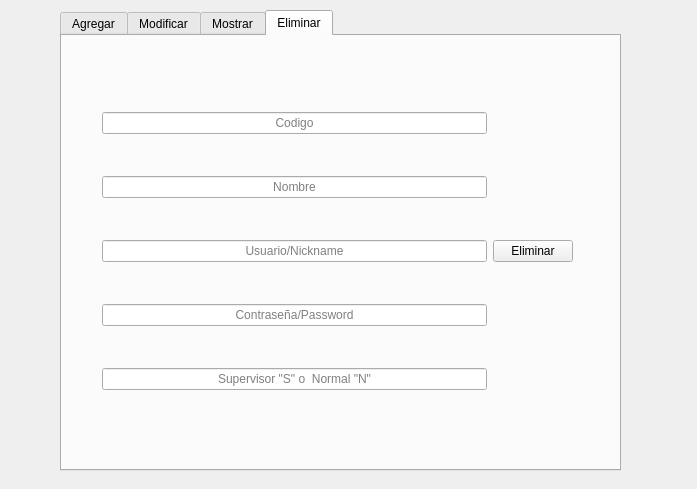
Old version of the form menuhoteles2.ui in the repository mickambar19/AgenciaDViajes.
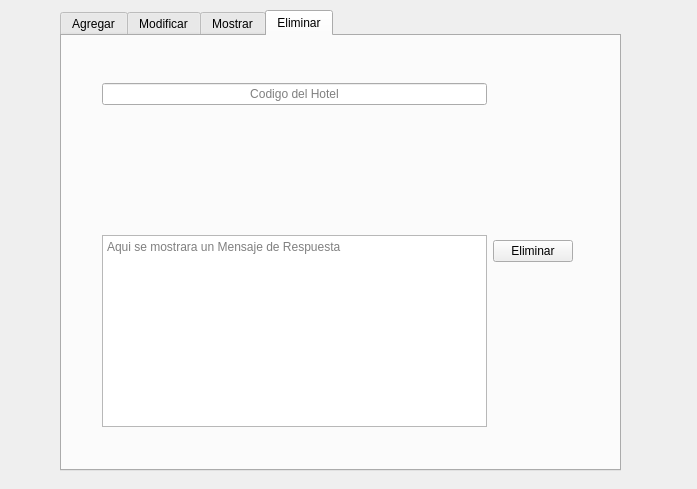
New version of the form. The open tabs and pages were chosen to show the change.

Commit message: Ya quedaron las operaciones de Eliminar, Mostrar, Buscar y Agregar un nuevo Hotel

Diff of the .ui file:
```diff
--- a/menuhoteles2.ui
+++ b/menuhoteles2.ui
@@ -242,14 +242,11 @@
       <item>
        <layout class="QVBoxLayout" name="verticalLayout_5">
         <item>
-         <widget class="QLineEdit" name="inputCodigoEmpleadoEliminar">
-          <property name="alignment">
-           <set>Qt::AlignCenter</set>
+         <spacer name="verticalSpacer_2">
+          <property name="orientation">
+           <enum>Qt::Vertical</enum>
           </property>
-          <property name="placeholderText">
-           <string>Codigo</string>
-          </property>
-         </widget>
+         </spacer>
         </item>
         <item>
          <widget class="QLineEdit" name="inputNombreEmpleadoEliminar">
@@ -257,37 +254,27 @@
            <set>Qt::AlignCenter</set>
           </property>
           <property name="placeholderText">
-           <string>Nombre</string>
+           <string>Codigo del Hotel</string>
           </property>
          </widget>
         </item>
         <item>
-         <widget class="QLineEdit" name="inputUsuarioEmpleadoEliminar">
-          <property name="alignment">
-           <set>Qt::AlignCenter</set>
+         <spacer name="verticalSpacer">
+          <property name="orientation">
+           <enum>Qt::Vertical</enum>
           </property>
-          <property name="placeholderText">
-           <string>Usuario/Nickname</string>
+          <property name="sizeHint" stdset="0">
+           <size>
+            <width>20</width>
+            <height>40</height>
+           </size>
           </property>
-         </widget>
+         </spacer>
         </item>
         <item>
-         <widget class="QLineEdit" name="inputContraseniaEmpleadoEliminar">
-          <property name="alignment">
-           <set>Qt::AlignCenter</set>
-          </property>
+         <widget class="QPlainTextEdit" name="mesajeRespuesta">
           <property name="placeholderText">
-           <string>Contraseña/Password</string>
-          </property>
-         </widget>
-        </item>
-        <item>
-         <widget class="QLineEdit" name="inputTipoEmpleadoEliminar">
-          <property name="alignment">
-           <set>Qt::AlignCenter</set>
-          </property>
-          <property name="placeholderText">
-           <string>Supervisor &quot;S&quot; o  Normal &quot;N&quot;</string>
+           <string>Aqui se mostrara un Mensaje de Respuesta</string>
           </property>
          </widget>
         </item>
```
Left out of the diff: 56 changed lines with no effect on the pictures. The commit also changes 3 other files.
